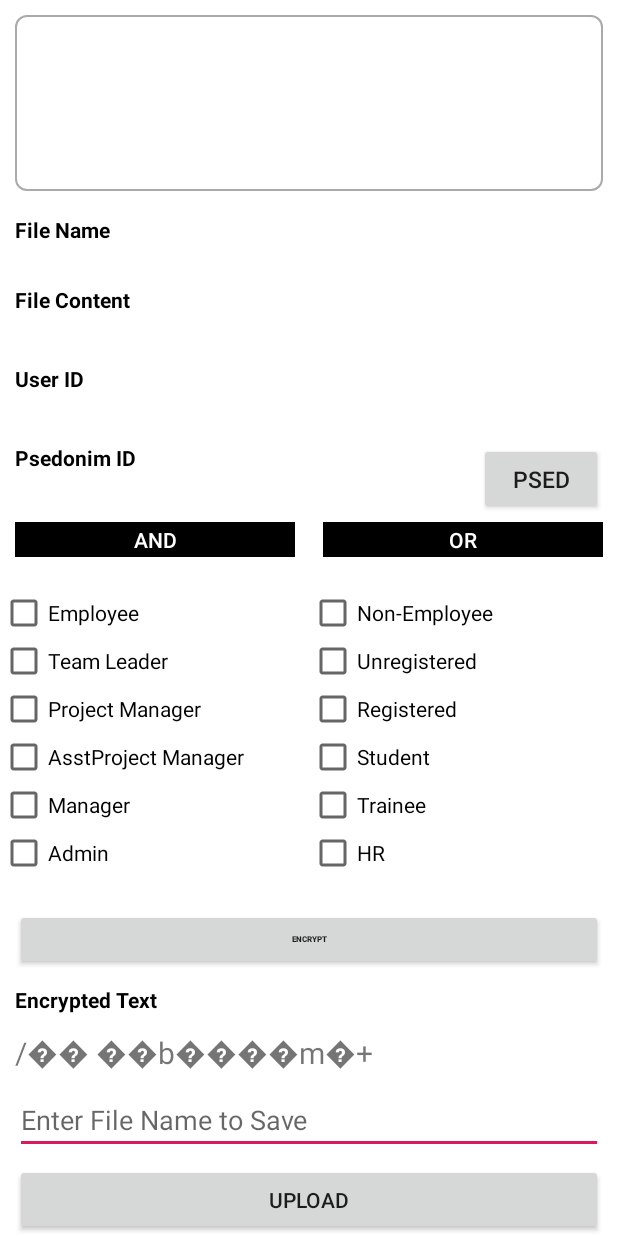
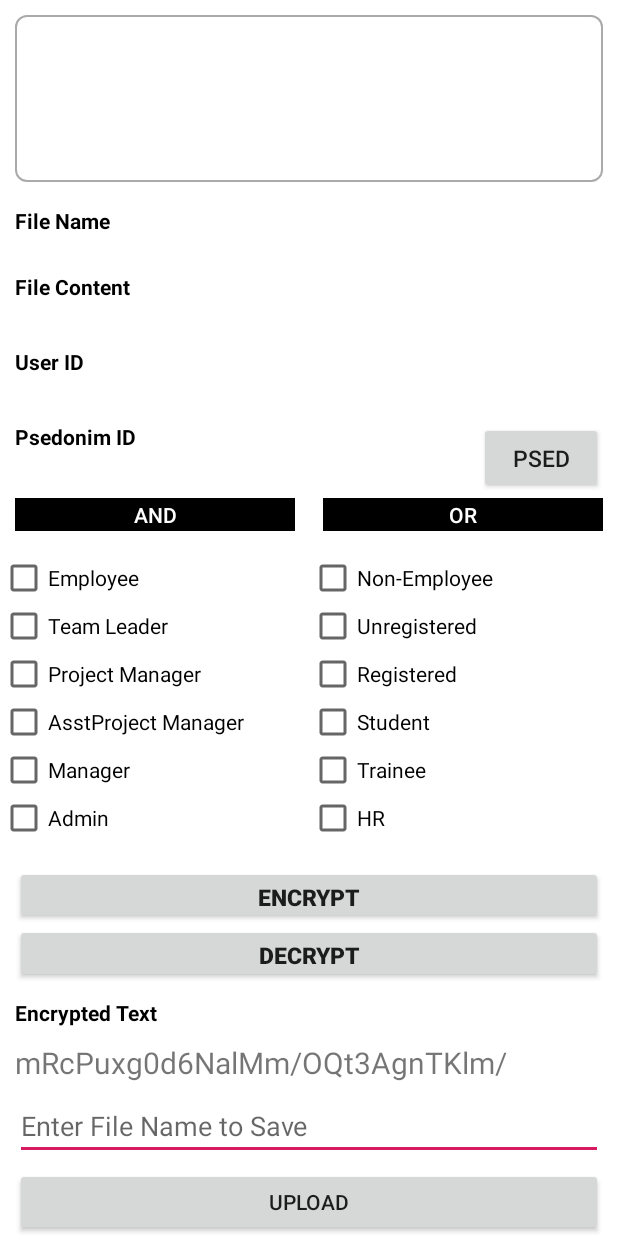
Before and after one commit to ggj0418/OpenSourceProject, an Android app: the FileUploadActivity screen opened directly, with no data from a screen before it, after a tap on "ENCRYPT", on a phone screen of 412 x 824 dp. Run offline under Robolectric (Android 15) with nearby library versions, the phone set to English and light mode, and no system bars; 1 statement that could not run was skipped.

Commit message:
change code to create encryption key

```diff
--- a/app/src/main/java/com/example/opensourceproject/Encryption.java
+++ b/app/src/main/java/com/example/opensourceproject/Encryption.java
@@ -1,15 +1,23 @@
 package com.example.opensourceproject;
 
 import java.io.UnsupportedEncodingException;
+import java.nio.ByteBuffer;
+import java.security.AlgorithmParameters;
 import java.security.InvalidKeyException;
 import java.security.Key;
 import java.security.NoSuchAlgorithmException;
+import java.security.SecureRandom;
+import java.util.Base64;
 import java.util.Random;
 
 import javax.crypto.BadPaddingException;
 import javax.crypto.Cipher;
 import javax.crypto.IllegalBlockSizeException;
 import javax.crypto.NoSuchPaddingException;
+import javax.crypto.SecretKey;
+import javax.crypto.SecretKeyFactory;
+import javax.crypto.spec.IvParameterSpec;
+import javax.crypto.spec.PBEKeySpec;
 import javax.crypto.spec.SecretKeySpec;
 
 public class Encryption {
@@ -67,7 +75,7 @@ public class Encryption {
 //        return dec;
 //    }
 
-    public static byte[] createAESKey(String andAttribute) {
+    public static byte[] createAESKey(String andAttribute) throws UnsupportedEncodingException {
         String[] temp = andAttribute.split(",");
         StringBuilder keyBuilder = new StringBuilder();
         for(int i=0;i<temp.length;i++) {
@@ -79,28 +87,78 @@ public class Encryption {
                 keyBuilder.append("t");
             }
         }
-        byte[] aesKey = keyBuilder.toString().getBytes();
+        byte[] aesKey = keyBuilder.toString().getBytes("UTF-8");
 
         return aesKey;
     }
 
-    public static String encrypt(String plainText, String attribute) throws NoSuchPaddingException, NoSuchAlgorithmException, InvalidKeyException, BadPaddingException, IllegalBlockSizeException, UnsupportedEncodingException {
-        Key secureKey = new SecretKeySpec(createAESKey(attribute), "AES");
-        Cipher cipher = Cipher.getInstance("AES");
-        cipher.init(Cipher.ENCRYPT_MODE, secureKey);
-        byte[] encryptedText = cipher.doFinal(plainText.getBytes("UTF-8"));
-        String encryptResult = new String(encryptedText);
+//    public static String encrypt(String plainText, String attribute) throws NoSuchPaddingException, NoSuchAlgorithmException, InvalidKeyException, BadPaddingException, IllegalBlockSizeException, UnsupportedEncodingException {
+//        Key secureKey = new SecretKeySpec(createAESKey(attribute), "AES");
+//        Cipher cipher = Cipher.getInstance("AES");
+//        cipher.init(Cipher.ENCRYPT_MODE, secureKey);
+//        byte[] encryptedText = cipher.doFinal(plainText.getBytes("UTF-8"));
+//        String encryptResult = new String(encryptedText);
+//
+//        return encryptResult;
+//    }
+//
+//    public static String decrypt(String encryptedText, String attribute) throws NoSuchPaddingException, NoSuchAlgorithmException, InvalidKeyException, BadPaddingException, IllegalBlockSizeException, UnsupportedEncodingException {
+//        Key secureKey = new SecretKeySpec(createAESKey(attribute), "AES");
+//        Cipher cipher = Cipher.getInstance("AES");
+//        cipher.init(Cipher.DECRYPT_MODE, secureKey);
+//        byte[] decryptedText = cipher.doFinal(encryptedText.getBytes("UTF-8"));
+//        String decryptResult = new String(decryptedText);
+//
+//        return decryptResult;
+//    }
+    public static String encrypt(String plainText, String attribute) throws Exception {
+        SecureRandom random = new SecureRandom();
+        byte bytes[] = new byte[20];
+        random.nextBytes(bytes);
+        byte[] saltBytes = bytes;
 
-        return encryptResult;
+        SecretKeyFactory factory = SecretKeyFactory.getInstance("PBKDF2WithHmacSHA1");
+        PBEKeySpec spec = new PBEKeySpec(attribute.toCharArray(), saltBytes, 1000, 256);
+
+        SecretKey secretKey = factory.generateSecret(spec);
+        SecretKeySpec secretKeySpec = new SecretKeySpec(secretKey.getEncoded(), "AES");
+
+        Cipher cipher = Cipher.getInstance("AES/CBC/PKCS5Padding");
+        cipher.init(Cipher.ENCRYPT_MODE, secretKeySpec);
+        AlgorithmParameters parameters = cipher.getParameters();
+        byte[] ivBytes = parameters.getParameterSpec(IvParameterSpec.class).getIV();
+
+        byte[] encryptedTextBytes = cipher.doFinal(plainText.getBytes("UTF-8"));
+
+        byte[] buffer = new byte[saltBytes.length + ivBytes.length + encryptedTextBytes.length];
+        System.arraycopy(saltBytes, 0, buffer, 0, saltBytes.length);
+        System.arraycopy(ivBytes, 0, buffer, saltBytes.length, ivBytes.length);
+        System.arraycopy(encryptedTextBytes, 0, buffer, saltBytes.length + ivBytes.length, encryptedTextBytes.length);
+
+        return Base64.getEncoder().encodeToString(buffer);
     }
 
-    public static String decrypt(String encryptedText, String attribute) throws NoSuchPaddingException, NoSuchAlgorithmException, InvalidKeyException, BadPaddingException, IllegalBlockSizeException {
-        Key secureKey = new SecretKeySpec(createAESKey(attribute), "AES");
-        Cipher cipher = Cipher.getInstance("AES");
-        cipher.init(Cipher.DECRYPT_MODE, secureKey);
-        byte[] decryptedText = cipher.doFinal(encryptedText.getBytes());
-        String decryptResult = new String(decryptedText);
+    public static String decrypt(String encryptText, String attribute) throws Exception {
+        Cipher cipher = Cipher.getInstance("AES/CBC/PKCS5Padding");
+        ByteBuffer buffer = ByteBuffer.wrap(Base64.getDecoder().decode(encryptText));
 
-        return decryptResult;
+        byte[] saltBytes = new byte[20];
+        buffer.get(saltBytes, 0, saltBytes.length);
+        byte[] ivBytes = new byte[cipher.getBlockSize()];
+        buffer.get(ivBytes, 0, ivBytes.length);
+        byte[] encryoptedTextBytes = new byte[buffer.capacity() - saltBytes.length - ivBytes.length];
+        buffer.get(encryoptedTextBytes);
+
+        SecretKeyFactory factory = SecretKeyFactory.getInstance("PBKDF2WithHmacSHA1");
+        PBEKeySpec spec = new PBEKeySpec(attribute.toCharArray(), saltBytes, 1000, 256);
+
+        SecretKey secretKey = factory.generateSecret(spec);
+        SecretKeySpec secret = new SecretKeySpec(secretKey.getEncoded(), "AES");
+
+        cipher.init(Cipher.DECRYPT_MODE, secret, new IvParameterSpec(ivBytes));
+
+        byte[] decryptedTextBytes = cipher.doFinal(encryoptedTextBytes);
+
+        return new String(decryptedTextBytes);
     }
 }
--- a/app/src/main/java/com/example/opensourceproject/FileUploadActivity.java
+++ b/app/src/main/java/com/example/opensourceproject/FileUploadActivity.java
@@ -17,6 +17,7 @@ import android.widget.Toast;
 import java.io.BufferedReader;
 import java.io.FileReader;
 import java.io.IOException;
+import java.io.UnsupportedEncodingException;
 import java.security.InvalidKeyException;
 import java.security.NoSuchAlgorithmException;
 import java.util.ArrayList;
@@ -28,7 +29,7 @@ import javax.crypto.NoSuchPaddingException;
 public class FileUploadActivity extends AppCompatActivity {
 
     private TextView toUploadText, fileNameText, userIdText, psedonimIdText, contentText, objectText;
-    private Button psedonimButton, encryptButton, uploadButton;
+    private Button psedonimButton, encryptButton, decryptButton, uploadButton;
     private CheckBox checkBox1, checkBox2, checkBox3, checkBox4, checkBox5, checkBox6;
     private CheckBox checkBox7, checkBox8, checkBox9, checkBox10, checkBox11, checkBox12;
 
@@ -140,6 +141,18 @@ public class FileUploadActivity extends AppCompatActivity {
                 }
             }
         });
+        decryptButton = (Button) findViewById(R.id.decryptButton);
+        decryptButton.setOnClickListener(new View.OnClickListener() {
+            @Override
+            public void onClick(View view) {
+                String encryptText = objectText.getText().toString();
+                try {
+                    objectText.setText(Encryption.decrypt(encryptText, andRemarks));
+                } catch (Exception e) {
+                    e.printStackTrace();
+                }
+            }
+        });
         uploadButton = (Button) findViewById(R.id.uploadButton);
         uploadButton.setOnClickListener(new View.OnClickListener() {
             @Override
--- a/app/src/main/res/layout/activity_file_upload.xml
+++ b/app/src/main/res/layout/activity_file_upload.xml
@@ -304,8 +304,19 @@
         android:layout_marginEnd="10dp"
         android:text="Encrypt"
         android:textStyle="bold"
-        android:textSize="5dp"
+        android:textSize="15dp"
         android:id="@+id/encryptButton"/>
+
+    <Button
+        android:layout_width="match_parent"
+        android:layout_height="0dp"
+        android:layout_weight="0.35"
+        android:layout_marginStart="10dp"
+        android:layout_marginEnd="10dp"
+        android:text="Decrypt"
+        android:textStyle="bold"
+        android:textSize="15dp"
+        android:id="@+id/decryptButton"/>
 
     <LinearLayout
         android:layout_width="match_parent"
```
